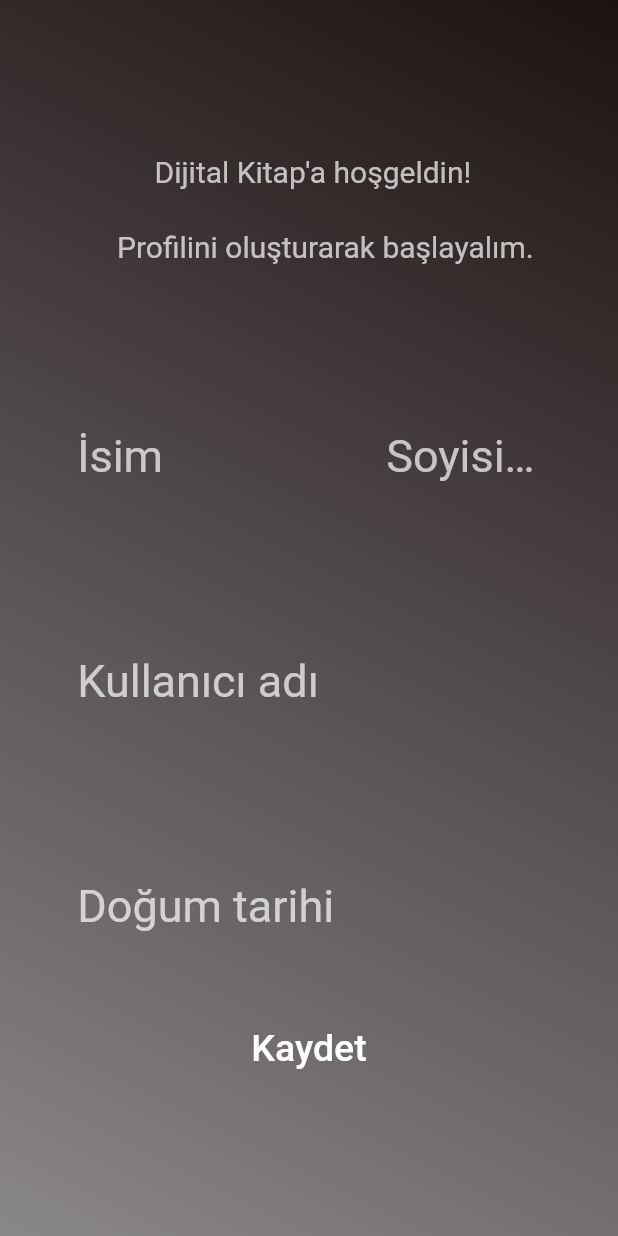
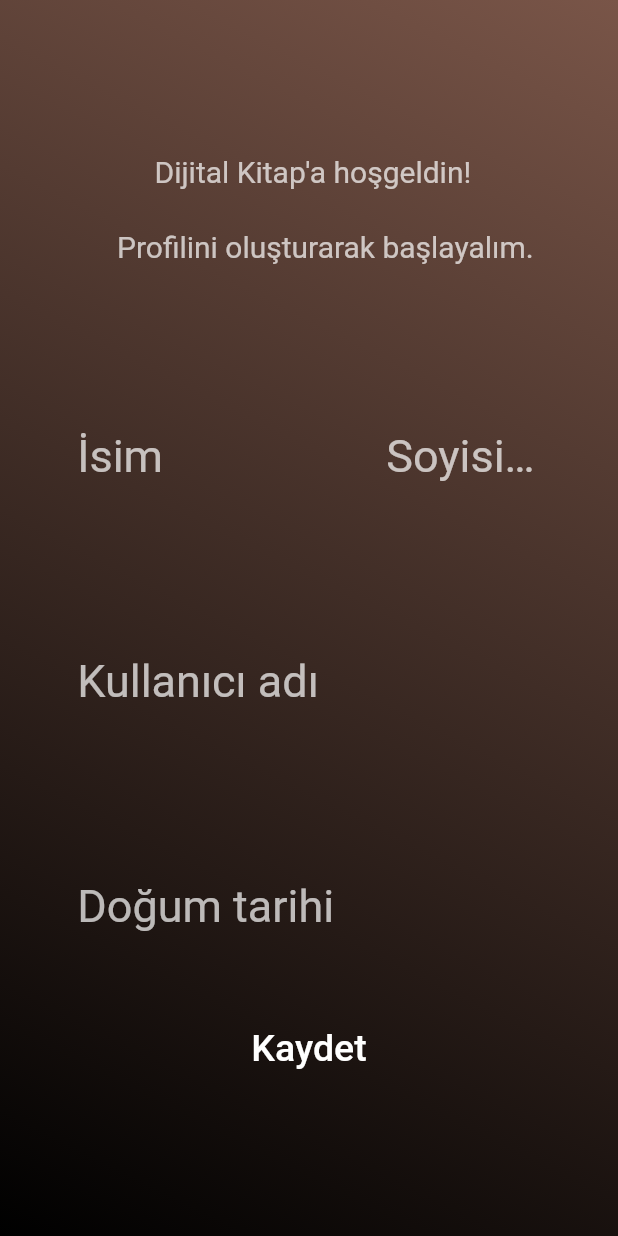
Before and after one commit to cafererensimsek/dijital_kitap, a Flutter app: the FirstTime screen opened directly with empty values, on a phone screen of 412 x 824 dp. Run offline on Flutter 3.47's test engine with Material 2 defaults, Android fonts, the phone set to English and light mode, and no system bars; our stand-ins replace firebase_auth, firebase_core; accounts and stored records are empty; network calls fail.

Commit message:
details and color provider

```diff
--- /dev/null
+++ b/lib/providers/color.dart
@@ -0,0 +1,23 @@
+import 'package:flutter/cupertino.dart';
+import 'package:flutter/material.dart';
+
+class Renk with ChangeNotifier {
+  MaterialColor determineColor(int index) {
+    MaterialColor clr;
+    switch (index) {
+      case 0:
+        clr = Colors.brown;
+        break;
+      case 1:
+        clr = Colors.red;
+        break;
+      case 2:
+        clr = Colors.blue;
+        break;
+      case 3:
+        clr = Colors.cyan;
+        break;
+    }
+    return clr;
+  }
+}
--- a/lib/screens/home.dart
+++ b/lib/screens/home.dart
@@ -8,6 +8,7 @@ class Home extends StatelessWidget {
   @override
   Widget build(BuildContext context) {
     return Scaffold(
+      extendBody: true,
       appBar: SearchBar(),
       body: Provider.of<HomeProvider>(context).homeBody,
       bottomNavigationBar: BottomNavigation(),
--- a/lib/widgets/auth/styled_container.dart
+++ b/lib/widgets/auth/styled_container.dart
@@ -1,4 +1,7 @@
+import 'package:dijital_kitap/providers/color.dart';
+import 'package:dijital_kitap/providers/home.dart';
 import 'package:flutter/material.dart';
+import 'package:provider/provider.dart';
 
 class StyledContainer extends StatelessWidget {
   final Widget child;
@@ -9,6 +12,9 @@ class StyledContainer extends StatelessWidget {
   Widget build(BuildContext context) {
     final double width = MediaQuery.of(context).size.width;
     final double height = MediaQuery.of(context).size.height;
+    int _selectedIndex = Provider.of<HomeProvider>(context).index;
+    MaterialColor clr =
+        Provider.of<Renk>(context).determineColor(_selectedIndex);
     return SingleChildScrollView(
       child: Builder(
         builder: (context) => Container(
@@ -19,7 +25,7 @@ class StyledContainer extends StatelessWidget {
               begin: Alignment.topRight,
               end: Alignment.bottomLeft,
               colors: [
-                Theme.of(context).primaryColor,
+                clr,
                 Theme.of(context).accentColor,
               ],
             ),
--- a/lib/widgets/home/favorites.dart
+++ b/lib/widgets/home/favorites.dart
@@ -10,8 +10,8 @@ class FavoritesGrid extends StatelessWidget {
   Widget build(BuildContext context) {
     List<Book> favorites = Provider.of<Books>(context).getFavorites;
     return StyledContainer(
-      child: ChangeNotifierProvider.value(
-        value: Books(),
+      child: ChangeNotifierProvider(
+        create: (_) => Books(),
         child: GridView.builder(
           gridDelegate: SliverGridDelegateWithFixedCrossAxisCount(
             crossAxisCount: 2,
@@ -20,7 +20,7 @@ class FavoritesGrid extends StatelessWidget {
           itemBuilder: (context, index) {
             return ChangeNotifierProvider.value(
               value: favorites[index],
-              child: favorites.length > 0
+              child: favorites.isNotEmpty
                   ? Container(
                       decoration: BoxDecoration(
                         border: Border.all(
```
Also changed, not shown: lib/main.dart (+7 -2 lines), lib/widgets/home/book_details.dart (+66 -11 lines), lib/widgets/home/book_grid_tile.dart (+5 -2 lines), lib/widgets/home/book_search.dart (+14 -2 lines), lib/widgets/home/bottom_navigation.dart (+13 -9 lines), lib/widgets/home/search_bar.dart (+7 -1 lines).
